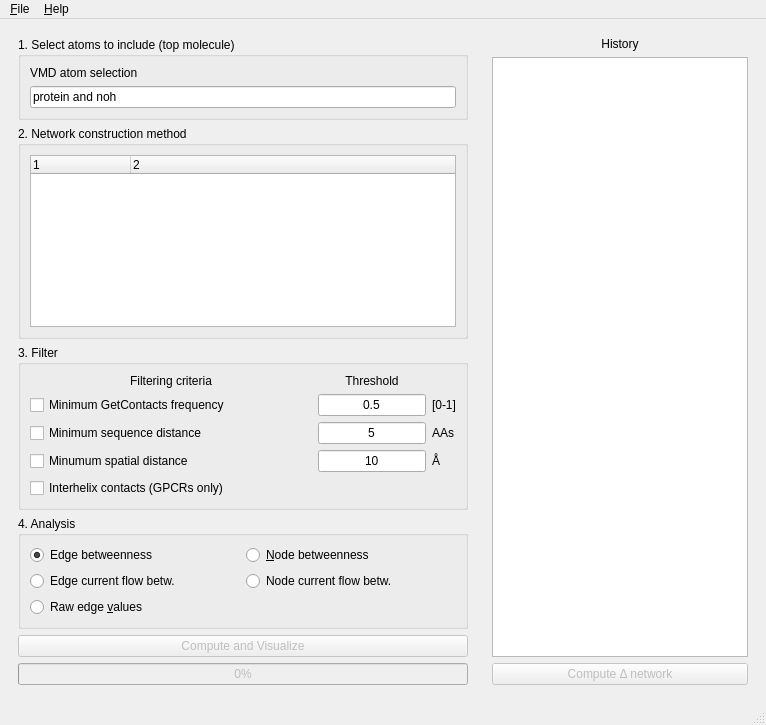
First picture: the form in gui/alloviz_mainwindow.ui, repository frannerin/AlloViz, before the edit.
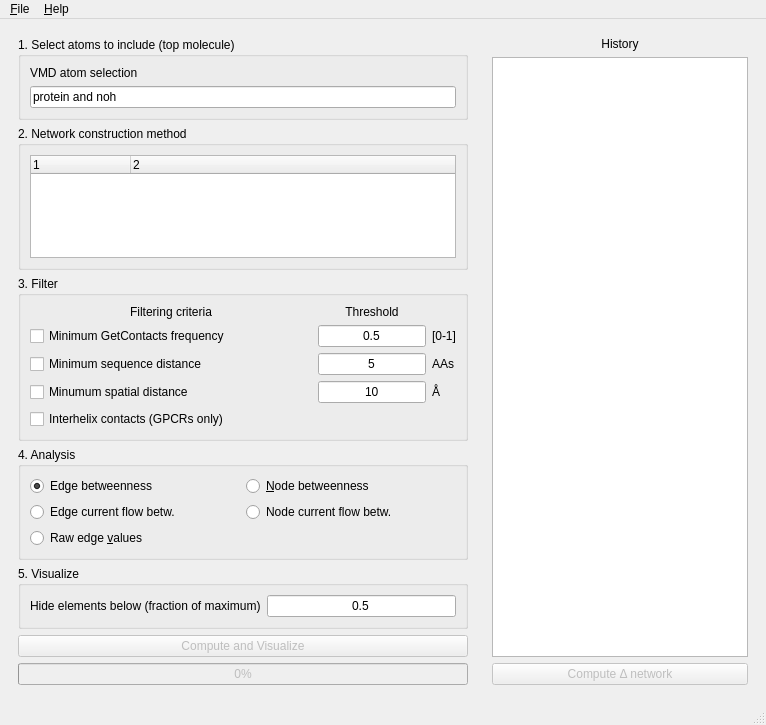
Second picture: the form after the edit.

```diff
--- a/gui/alloviz_mainwindow.ui
+++ b/gui/alloviz_mainwindow.ui
@@ -252,6 +252,38 @@
          </layout>
         </widget>
        </item>
+       <item>
+        <widget class="QGroupBox" name="groupBox_5">
+         <property name="title">
+          <string>5. Visualize</string>
+         </property>
+         <layout class="QGridLayout" name="gridLayout_3">
+          <item row="0" column="1">
+           <widget class="QLineEdit" name="edit_hide_fraction">
+            <property name="sizePolicy">
+             <sizepolicy hsizetype="Preferred" vsizetype="Fixed">
+              <horstretch>0</horstretch>
+              <verstretch>0</verstretch>
+             </sizepolicy>
+            </property>
+            <property name="text">
+             <string>0.5</string>
+            </property>
+            <property name="alignment">
+             <set>Qt::AlignCenter</set>
+            </property>
+           </widget>
+          </item>
+          <item row="0" column="0">
+           <widget class="QLabel" name="label_8">
+            <property name="text">
+             <string>Hide elements below (fraction of maximum)</string>
+            </property>
+           </widget>
+          </item>
+         </layout>
+        </widget>
+       </item>
        <item>
         <widget class="QPushButton" name="runButton">
          <property name="enabled">
```
